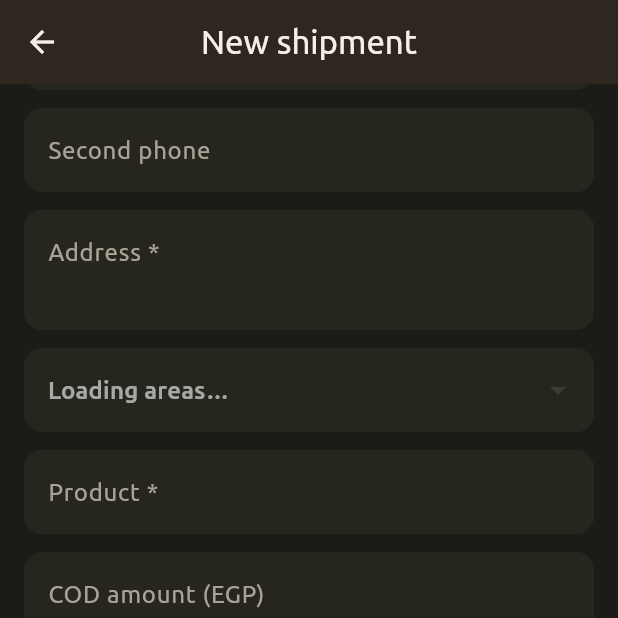
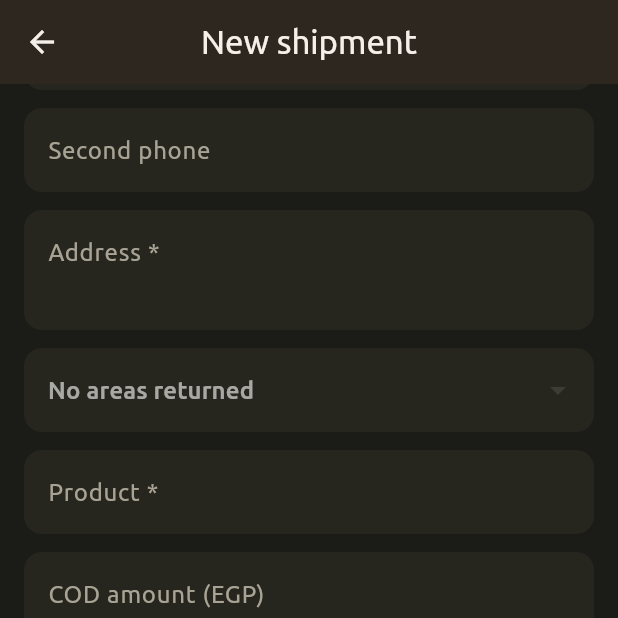
Before and after one commit to Deliveric/Shipper-App, a Flutter app: the NewShipmentScreen screen opened directly, scrolled down 128 dp, on a phone screen of 412 x 824 dp, the top half of it. Run offline on Flutter 3.47's test engine with Material 3 defaults, Android fonts, the phone set to English and light mode, and no system bars; our stand-ins replace shared_preferences; missing offline and left inert: dart:html; accounts and stored records are empty; network calls fail.

Commit message:
Fix areas list: read sectors and service_types keys
Co-Authored-By: Claude Sonnet 5.5 <noreply@anthropic.com>
Claude-Session: https://claude.ai/code/session_01P5RQ5F6J8BBVxsB2wnNKQk

```diff
--- a/lib/core/api.dart
+++ b/lib/core/api.dart
@@ -68,7 +68,7 @@ class Api {
   static List<Map<String, dynamic>> listOf(dynamic body) {
     dynamic v = body;
     if (v is Map) {
-      for (final k in ['data', 'shipments', 'items', 'result', 'results', 'transactions', 'statuses']) {
+      for (final k in ['data', 'shipments', 'items', 'result', 'results', 'transactions', 'statuses', 'sectors', 'service_types', 'stores']) {
         if (v[k] is List) {
           v = v[k];
           break;
--- a/lib/screens/new_shipment_screen.dart
+++ b/lib/screens/new_shipment_screen.dart
@@ -19,7 +19,7 @@ class _NewShipmentScreenState extends State<NewShipmentScreen> {
   List<Map<String, dynamic>> _sectors = [], _types = [];
   String? _sector, _type;
   String _cost = '';
-  bool _busy = false;
+  bool _busy = false, _loaded = false;
   String? _error;
 
   @override
@@ -32,9 +32,9 @@ class _NewShipmentScreenState extends State<NewShipmentScreen> {
     try {
       final s = Api.listOf(await Api.get('sectors.php'));
       final t = Api.listOf(await Api.get('service_types.php'));
-      if (mounted) setState(() { _sectors = s; _types = t; });
+      if (mounted) setState(() { _sectors = s; _types = t; _loaded = true; });
     } catch (e) {
-      if (mounted) setState(() => _error = 'Could not load areas: $e');
+      if (mounted) setState(() { _error = 'Could not load areas: $e'; _loaded = true; });
     }
   }
 
@@ -108,7 +108,7 @@ class _NewShipmentScreenState extends State<NewShipmentScreen> {
             child: DropdownButtonFormField<String>(
               isExpanded: true,
               value: _sector,
-              hint: Text(_sectors.isEmpty ? 'Loading areas…' : 'Area *'),
+              hint: Text(!_loaded ? 'Loading areas…' : (_sectors.isEmpty ? 'No areas returned' : 'Area *')),
               validator: (v) => v == null ? 'Required' : null,
               items: [for (final s in _sectors) DropdownMenuItem(value: '${s['id']}', child: Text('${s['name']}'.split(' - ').first, overflow: TextOverflow.ellipsis))],
               onChanged: _price,
```
